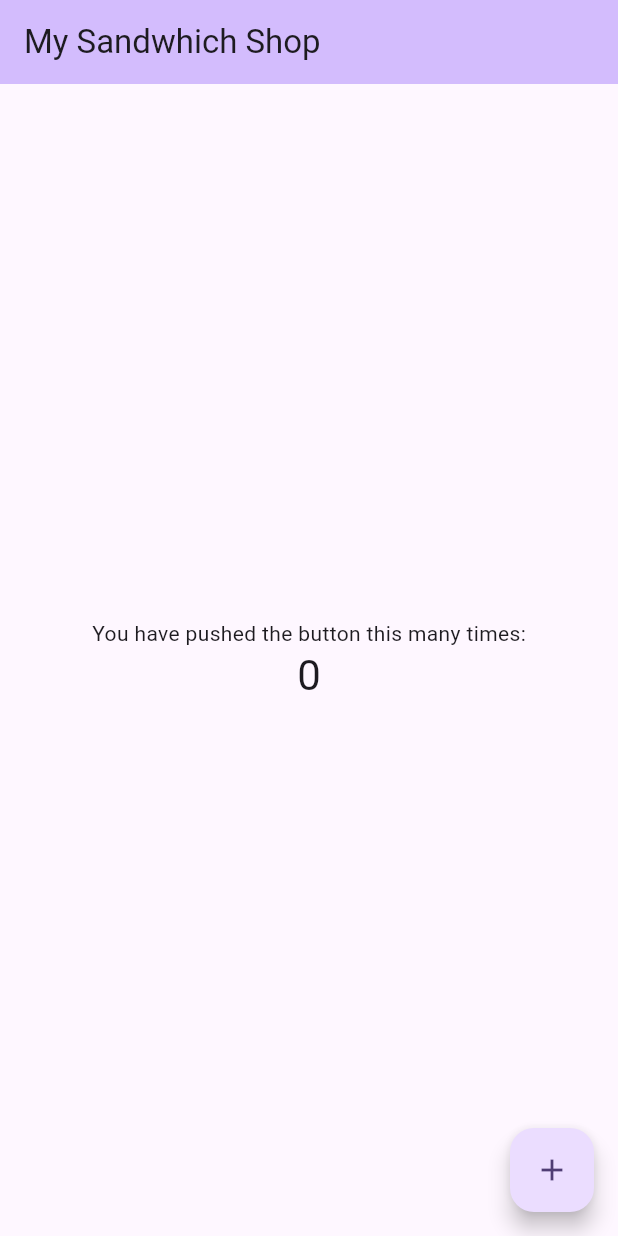
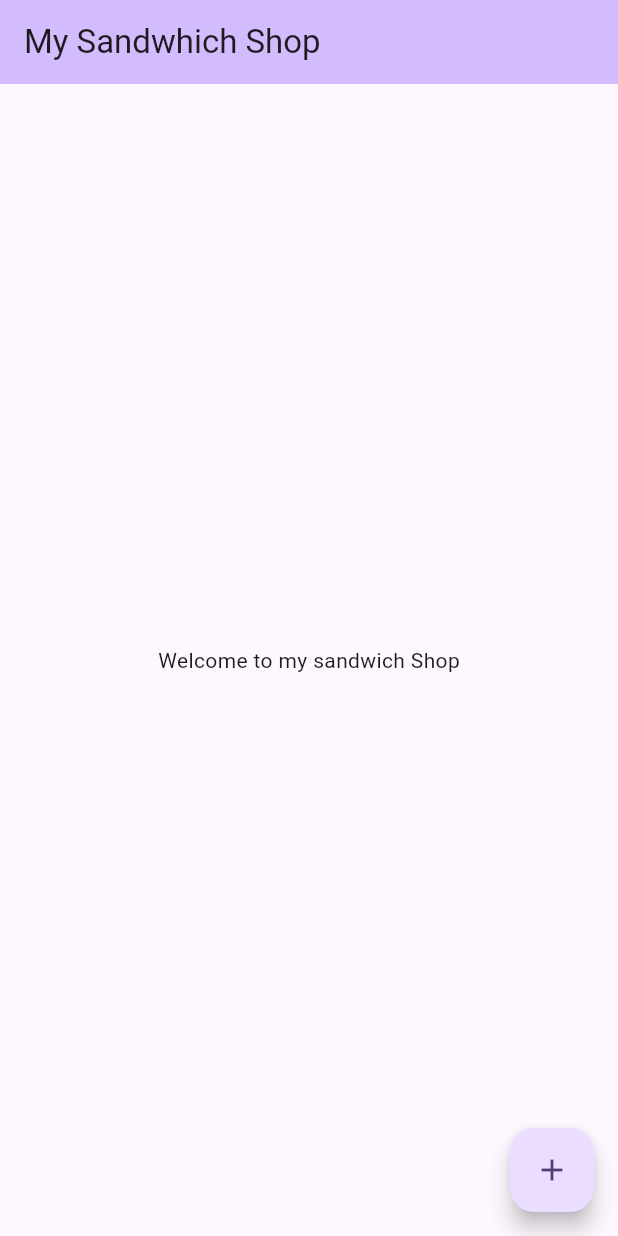
Before and after one commit to statzy612/sandwich_shop, a Flutter app: the screen it shows after launch, on a phone screen of 412 x 824 dp. Run offline on Flutter 3.47's test engine with Material 3 defaults, Android fonts, the phone set to English and light mode, and no system bars.

Commit message:
update hompage message to welcome to my sandwich shop

```diff
--- a/lib/main.dart
+++ b/lib/main.dart
@@ -104,11 +104,8 @@ class _MyHomePageState extends State<MyHomePage> {
           // wireframe for each widget.
           mainAxisAlignment: MainAxisAlignment.center,
           children: <Widget>[
-            const Text('You have pushed the button this many times:'),
-            Text(
-              '$_counter',
-              style: Theme.of(context).textTheme.headlineMedium,
-            ),
+            const Text('Welcome to my sandwich Shop'),
+
           ],
         ),
       ),
```
